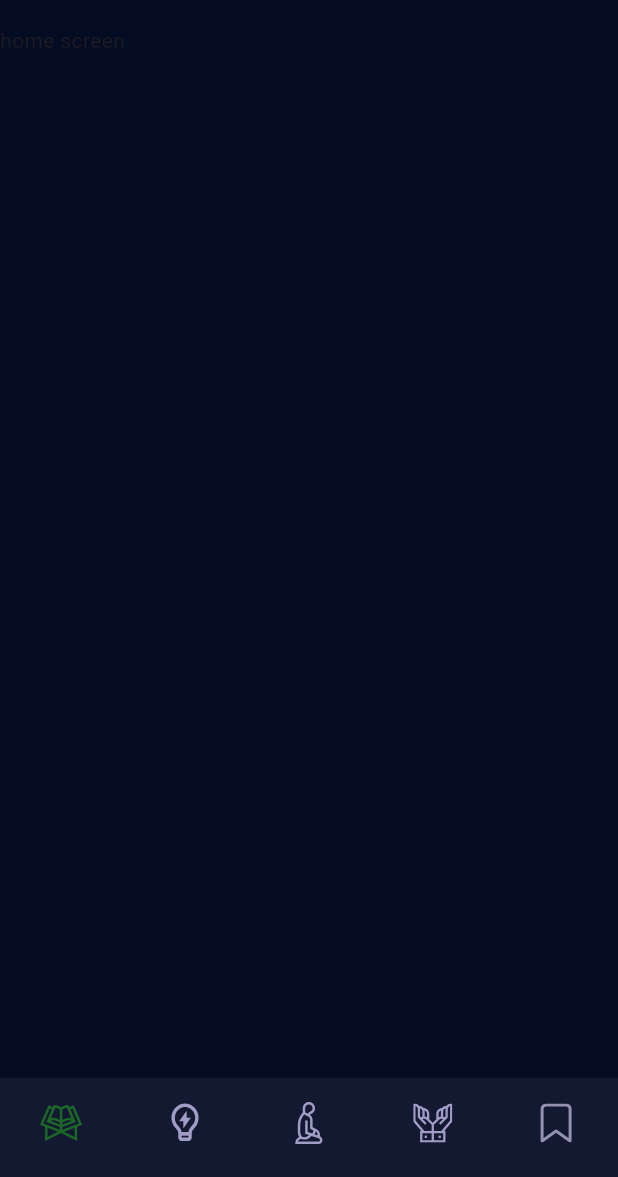
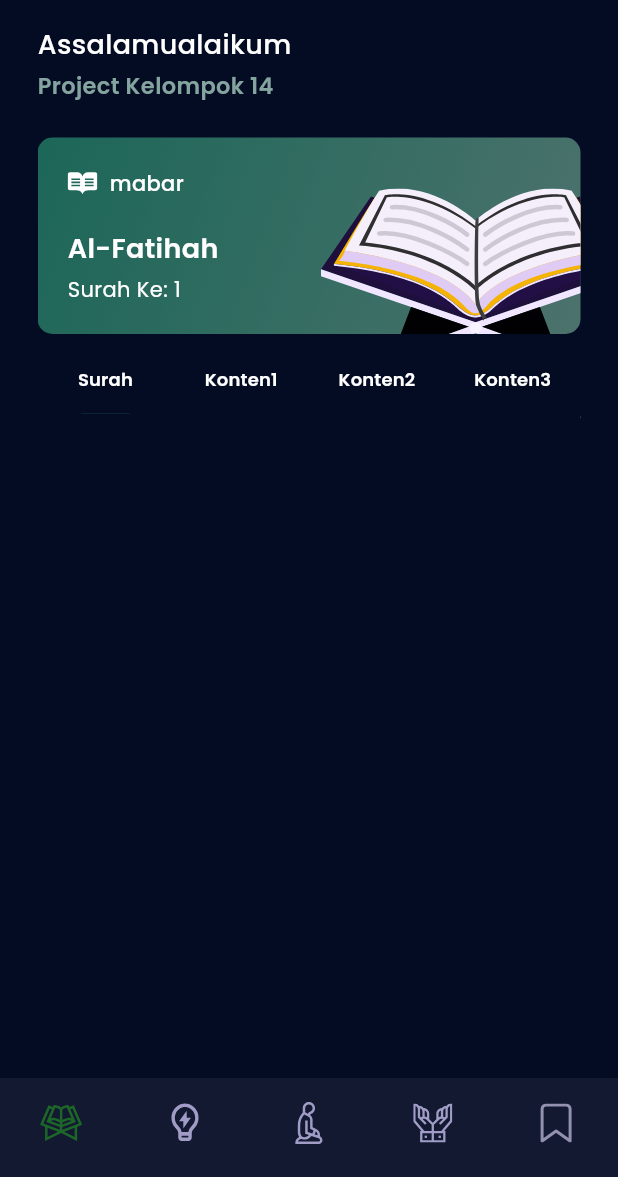
Before and after one commit to Albaaaaaa/Dakwah-y-up-, a Flutter app: the screen it shows after launch, after a tap on "Mulai Sekarang", on a phone screen of 412 x 824 dp, the part 59-1236 px from its top. Run offline on Flutter 3.47's test engine with Material 3 defaults, Android fonts, the phone set to English and light mode, and no system bars; our stand-ins replace flutter_svg, google_fonts.

Commit message:
membuat kategori di tengah halaman home

```diff
--- a/lib/layar_home/home.dart
+++ b/lib/layar_home/home.dart
@@ -1,5 +1,7 @@
 import 'package:dakwah_y_up/bahan.dart';
+import 'package:flutter/cupertino.dart';
 import 'package:flutter/material.dart';
+import 'package:flutter/widgets.dart';
 import 'package:flutter_svg/flutter_svg.dart';
 import 'package:google_fonts/google_fonts.dart';
 
@@ -12,8 +14,126 @@ class HomeScreen extends StatelessWidget {
       backgroundColor: latarbelakang,
       appBar: _buildAppBar(),
       bottomNavigationBar: _buildBottomNavigationBar(),
-      body: SafeArea(child: Text('home screen')),
+      body: DefaultTabController(
+        length: 4,
+        child: Padding(
+          padding: const EdgeInsets.symmetric(horizontal: 25),
+          child: NestedScrollView(
+            headerSliverBuilder: (context, innerBoxIsScrolled) => [
+              SliverToBoxAdapter(
+                child: _greeting(),
+              ),
+              SliverAppBar(
+                pinned: true,
+                elevation: 0,
+                backgroundColor: latarbelakang,
+                automaticallyImplyLeading: false,
+                shape: Border(bottom: BorderSide(
+                  width: 3,
+                  color: latarbelakang)),
+                bottom: PreferredSize(preferredSize: const Size.fromHeight(0),
+                child: _tab(),),
+              )
+            ],
+            body: Container()),
+        ),
+      ),
     );
+  }
+
+  TabBar _tab() {
+    return TabBar(
+      unselectedLabelColor: text, labelColor: Colors.white, indicatorColor: stroke, indicatorWeight: 3,
+      tabs: [
+                _tabItem(label: "Surah"),
+                _tabItem(label: "Konten1"),
+                _tabItem(label: "Konten2"),
+                _tabItem(label: "Konten3"),
+              ],);
+  }
+
+  Tab _tabItem({required String label}) => Tab(child: Text(label, style: GoogleFonts.poppins(fontSize: 12, fontWeight: FontWeight.w600),),);
+
+  Column _greeting() {
+    return Column(
+          crossAxisAlignment: CrossAxisAlignment.start,
+          children: [
+            Text('Assalamualaikum',
+            style: GoogleFonts.poppins(fontSize: 18, fontWeight: FontWeight.w500, color: text),
+            ),
+            const SizedBox(
+              height: 4,
+            ),
+            Text('Project Kelompok 14',
+            style: GoogleFonts.poppins(fontSize: 15, fontWeight: FontWeight.w600, color: grey),
+        ),
+        const SizedBox(
+              height: 24,
+            ),
+            _lastRead()
+        ],
+        );
+  }
+
+  Stack _lastRead() {
+    return Stack(children: [
+            Container(
+
+              height: 131,
+              decoration: BoxDecoration(
+              borderRadius: BorderRadius.circular(10),
+              gradient: const LinearGradient(
+                begin: Alignment.topLeft,
+                end: Alignment.bottomRight,
+                colors: [
+                Color(0xFF1C6758),
+                Color(0xFF4C726C),
+              ])
+            ),
+            ),
+            Positioned(
+              bottom: 0,
+              right: 0,
+              child: SvgPicture.asset('assets/svgs/mid_quran.svg')),
+              Padding(
+                padding: const EdgeInsets.all(20),
+                child: Column(
+                  crossAxisAlignment: CrossAxisAlignment.start,
+                  children: [
+                  Row(
+                    children: [
+                      SvgPicture.asset('assets/svgs/buku_kecil.svg'),
+                      const SizedBox(
+                        width: 8,
+                      ),
+                      Text('mabar',
+                      style: GoogleFonts.poppins(
+                        color: Colors.white,
+                        fontWeight: FontWeight.w500),
+                      ),
+                    ],
+                  )
+                ,
+                const SizedBox(
+                        height: 20,
+                      ),
+                      Text('Al-Fatihah',
+                      style: GoogleFonts.poppins(
+                        color: Colors.white,
+                        fontWeight: FontWeight.w600,
+                        fontSize: 18),
+                      ),
+                      const SizedBox(
+                        height: 4,
+                      ),
+                      Text('Surah Ke: 1',
+                      style: GoogleFonts.poppins(
+                        color: Colors.white,
+                        )
+                      ),
+                ],),
+              )
+          ],);
   }
 
   AppBar _buildAppBar() {
--- a/lib/main.dart
+++ b/lib/main.dart
@@ -16,7 +16,7 @@ class MyApp extends StatelessWidget {
     return MaterialApp(
       title: 'Flutter Demo',
       theme: ThemeData(
-        colorScheme: ColorScheme.fromSeed(seedColor: Colors.deepPurple),
+        colorScheme: ColorScheme.fromSeed(seedColor: Color.fromARGB(255, 19, 232, 115)),
         useMaterial3: true,
       ),
       debugShowCheckedModeBanner: false,
```
Also changed, not shown: assets/svgs/buku_kecil.svg (added), assets/svgs/mid_quran.svg (added), lib/bilah/surat_tab.dart (added).
